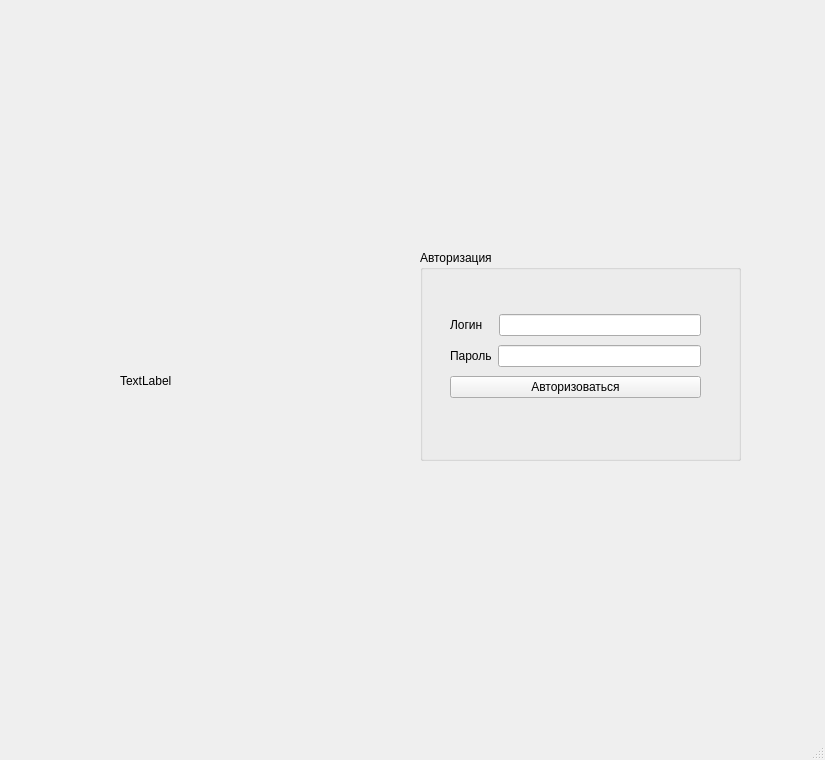
Above: untitled42/mainwindow.ui from alex-sava/Projects before the change. Below: the same form after it.
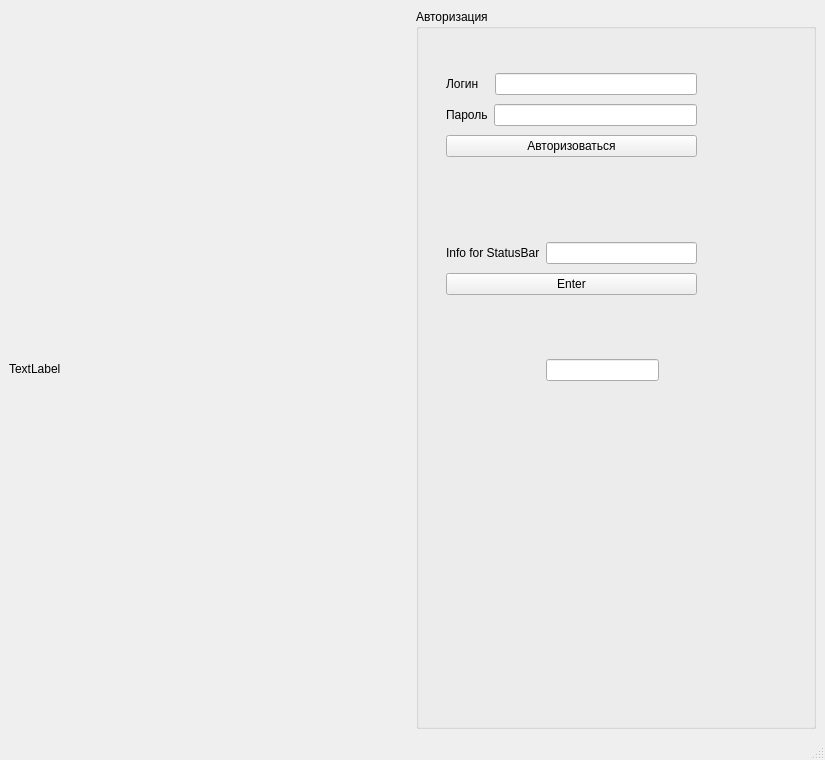
That is the form after the change.

```diff
--- a/untitled42/mainwindow.ui
+++ b/untitled42/mainwindow.ui
@@ -14,15 +14,9 @@
    <string>MainWindow</string>
   </property>
   <widget class="QWidget" name="centralwidget">
+   <layout class="QGridLayout" name="gridLayout">
+    <item row="0" column="2">
    <widget class="QGroupBox" name="groupBox">
-    <property name="geometry">
-     <rect>
-      <x>420</x>
-      <y>250</y>
-      <width>321</width>
-      <height>211</height>
-     </rect>
-    </property>
     <property name="title">
      <string>Авторизация</string>
     </property>
@@ -32,7 +26,7 @@
        <x>30</x>
        <y>61</y>
        <width>251</width>
-       <height>91</height>
+         <height>92</height>
       </rect>
      </property>
      <layout class="QVBoxLayout" name="verticalLayout">
@@ -77,20 +71,69 @@
       </item>
      </layout>
     </widget>
-   </widget>
-   <widget class="QLabel" name="image1">
+      <widget class="QWidget" name="layoutWidget">
     <property name="geometry">
      <rect>
-      <x>120</x>
+         <x>30</x>
       <y>230</y>
-      <width>261</width>
-      <height>301</height>
-     </rect>
+         <width>251</width>
+         <height>61</height>
+        </rect>
+       </property>
+       <layout class="QVBoxLayout" name="verticalLayout_2">
+        <item>
+         <layout class="QHBoxLayout" name="horizontalLayout_3">
+          <item>
+           <widget class="QLabel" name="label_3">
+            <property name="text">
+             <string>Info for StatusBar</string>
+            </property>
+           </widget>
+          </item>
+          <item>
+           <widget class="QLineEdit" name="input_text">
+            <property name="text">
+             <string/>
+            </property>
+           </widget>
+          </item>
+         </layout>
+        </item>
+        <item>
+         <widget class="QPushButton" name="Enter">
+          <property name="text">
+           <string>Enter</string>
+          </property>
+         </widget>
+        </item>
+       </layout>
+      </widget>
+      <widget class="QLineEdit" name="lineEdit_2">
+       <property name="geometry">
+        <rect>
+         <x>130</x>
+         <y>350</y>
+         <width>113</width>
+         <height>22</height>
+        </rect>
+       </property>
+      </widget>
+     </widget>
+    </item>
+    <item row="0" column="0">
+     <widget class="QLabel" name="image1">
+      <property name="minimumSize">
+       <size>
+        <width>20</width>
+        <height>20</height>
+       </size>
     </property>
     <property name="text">
      <string>TextLabel</string>
     </property>
    </widget>
+    </item>
+   </layout>
   </widget>
   <widget class="QMenuBar" name="menubar">
    <property name="geometry">
```
Left out of the diff: 2 changed lines with no effect on the pictures. Lines whose indentation alone changed are shown as unchanged.
